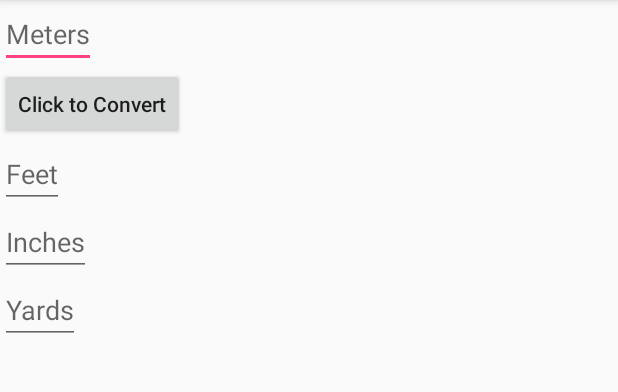
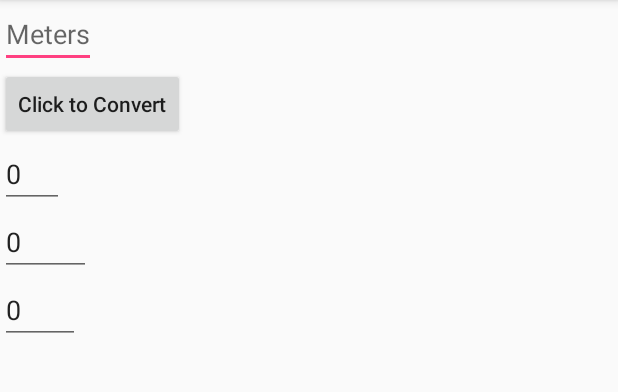
Before and after one commit to peimansh/Android-Simple-Converter, an Android app: the screen it shows after launch (MainActivity), after a tap on "Click to Convert", on a phone screen of 412 x 824 dp, the part 84-476 px from its top. Run offline under Robolectric (Android 15) with nearby library versions, the phone set to English and light mode, and no system bars.

Commit message:
Better handling of exception ! resetting fields to 0 .

```diff
--- a/app/src/main/java/com/example/tmp_sda_1130/pemiconverter/MainActivity.java
+++ b/app/src/main/java/com/example/tmp_sda_1130/pemiconverter/MainActivity.java
@@ -31,6 +31,12 @@ public class MainActivity extends AppCompatActivity {
             Toast t1 = Toast.makeText(this, "You should enter a number" ,Toast.LENGTH_LONG);
             t1.setGravity(Gravity.TOP| Gravity.RIGHT, 25, 200);
             t1.show();
+            EditText editText2 = (EditText)findViewById(R.id.feet);
+            editText2.setText("0");
+            EditText editText3 = (EditText)findViewById(R.id.inch);
+            editText3.setText("0");
+            EditText editText4 = (EditText)findViewById(R.id.yard);
+            editText4.setText("0");
             return;
         }
 
```
